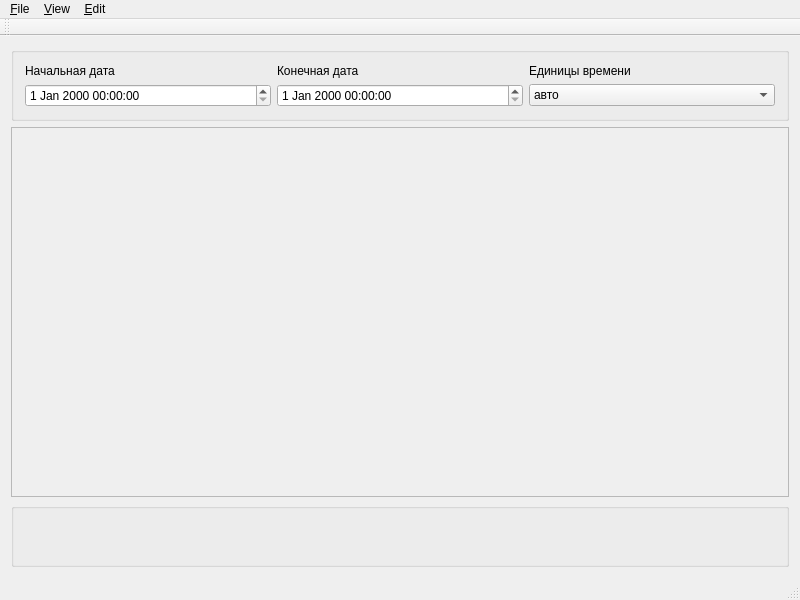
Before: the Qt Designer form src/ChronoLineDemo/mainwindow.ui in DarkHobbit/chronoline, drawn with Qt 5.
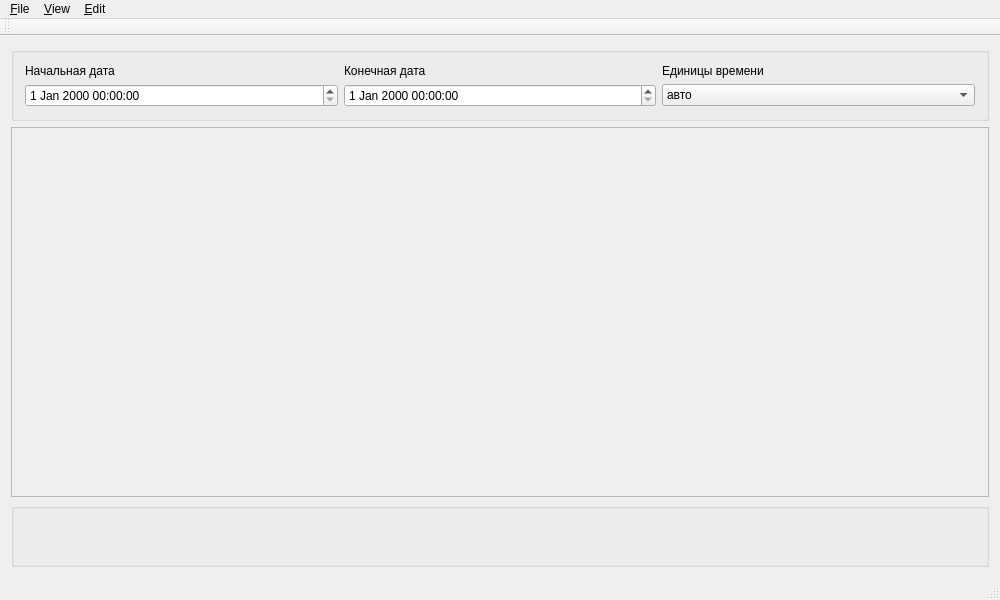
After: the same form once the commit is applied.

Commit message: Показывается не только крайняя левая, но и крайняя правая метка

Diff of the .ui file:
```diff
--- a/src/ChronoLineDemo/mainwindow.ui
+++ b/src/ChronoLineDemo/mainwindow.ui
@@ -6,7 +6,7 @@
    <rect>
     <x>0</x>
     <y>0</y>
-    <width>800</width>
+    <width>1000</width>
     <height>600</height>
    </rect>
   </property>
```
The commit also changes 1 other file.
